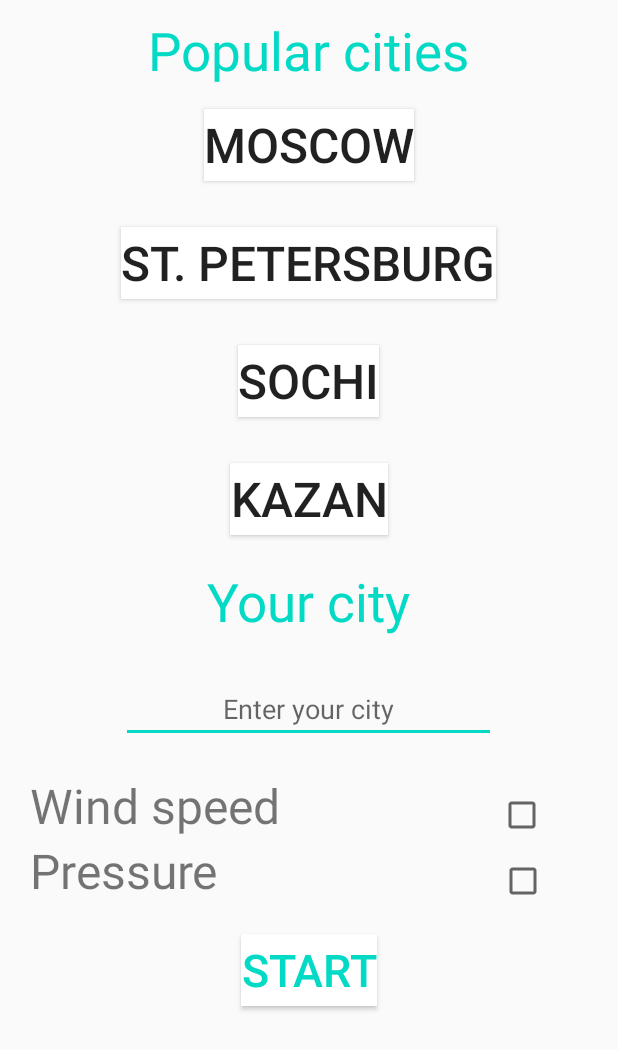
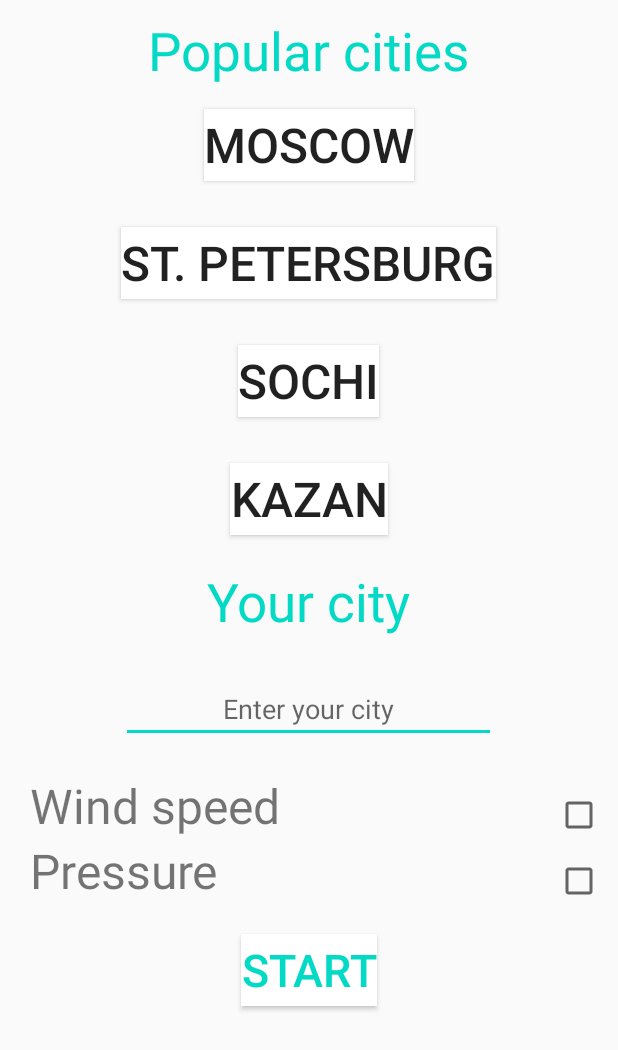
Before and after one commit to imbalans/Android, an Android app: the layout cities.xml on its own in the app's theme, with its tools: preview values and no code run, on a phone screen of 412 x 824 dp. Shown: the top 1050 px of the screen. Run offline under Robolectric (Android 15) with nearby library versions, the phone set to English and light mode, and no system bars.

Commit message:
update cities layout

```diff
--- a/app/src/main/res/layout/cities.xml
+++ b/app/src/main/res/layout/cities.xml
@@ -82,7 +82,7 @@
         <CheckBox
             android:layout_width="wrap_content"
             android:layout_height="43dp"
-            android:layout_weight="0.65" />
+            android:layout_marginEnd="10dp"/>
     </LinearLayout>
 
     <LinearLayout
@@ -102,7 +102,7 @@
         <CheckBox
             android:layout_width="wrap_content"
             android:layout_height="wrap_content"
-            android:layout_weight="0.5" />
+            android:layout_marginEnd="10dp"/>
 
     </LinearLayout>
 
```
